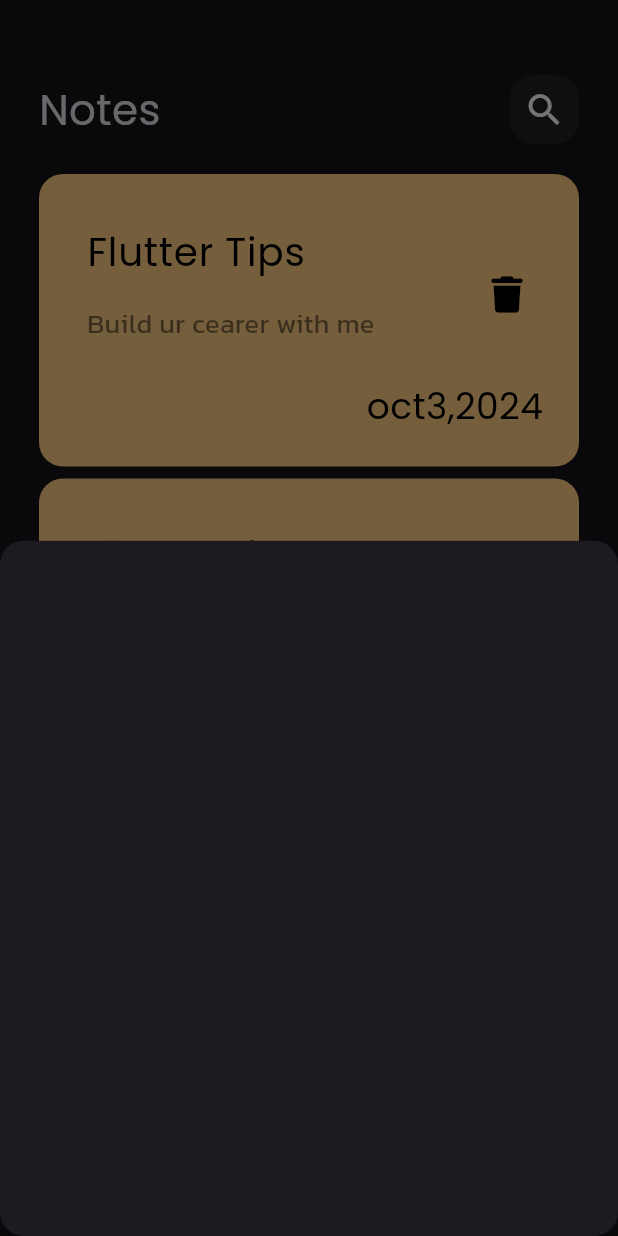
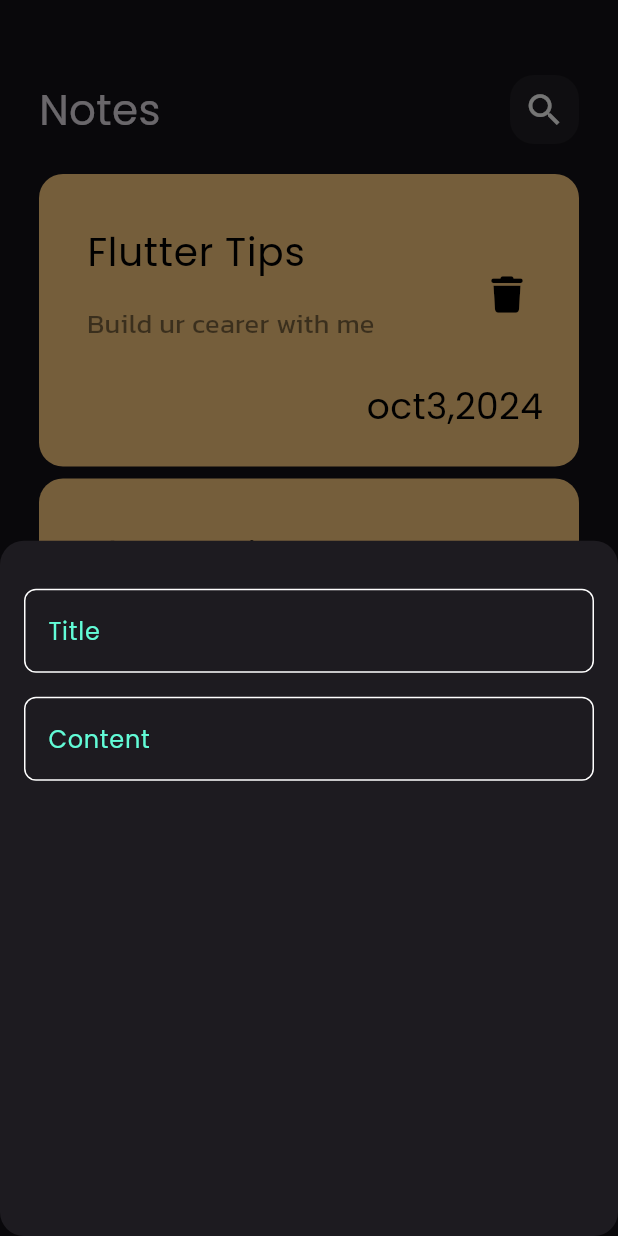
Before and after one commit to Sari618/notes_app, a Flutter app: the screen it shows after launch, after a tap on the "add" icon, on a phone screen of 412 x 824 dp. Run offline on Flutter 3.47's test engine with Material 3 defaults, Android fonts, the phone set to English and light mode, and no system bars; our stand-ins replace font_awesome_flutter.

Commit message:
create constance file ,added textfields to buttonsheet

```diff
--- /dev/null
+++ b/lib/constance.dart
@@ -0,0 +1,2 @@
+import 'package:flutter/material.dart';
+const  kPrimaryColor =  Color(0xff62FCD7);
--- a/lib/view/widgets/add_note_buttonsheet.dart
+++ b/lib/view/widgets/add_note_buttonsheet.dart
@@ -1,10 +1,27 @@
 import 'package:flutter/material.dart';
+import 'package:notes_app/view/widgets/custom_textfield.dart';
 
 class AddNoteButtonSheet extends StatelessWidget {
   const AddNoteButtonSheet({super.key});
 
   @override
   Widget build(BuildContext context) {
-    return Container();
+    return Padding(
+      padding: const EdgeInsets.symmetric(horizontal:16),
+      child: const Column(
+        children: [
+          SizedBox(
+            height: 32,
+          ),
+          CustomTextField(hint: 'Title',
+
+          ),
+          SizedBox(height: 16,)
+,          CustomTextField(hint: 'Content',
+          maxLines: 5,
+          ),
+        ],
+      ),
+    );
   }
 }
--- /dev/null
+++ b/lib/view/widgets/custom_textfield.dart
@@ -0,0 +1,35 @@
+import 'package:flutter/material.dart';
+import 'package:notes_app/constance.dart';
+
+class CustomTextField extends StatelessWidget {
+  const CustomTextField({super.key, required this.hint,  this.maxLines=1});
+  final String hint;
+  final int maxLines;
+
+  @override
+  Widget build(BuildContext context) {
+    return TextField(
+      cursorColor:kPrimaryColor ,
+      decoration: InputDecoration(
+        hintText: hint,
+        hintMaxLines: maxLines,
+        hintStyle:const TextStyle(color: kPrimaryColor),
+        border: buildBorder(),
+        enabledBorder:buildBorder(),
+        focusedBorder: buildBorder(
+          Color(0xff62FCD7),
+        ),
+      ),
+
+    );
+  }
+
+  OutlineInputBorder buildBorder([color]) {
+    return OutlineInputBorder(
+      borderRadius: BorderRadius.circular(8),
+      borderSide:  BorderSide(
+        color:color?? Colors.white,
+      )
+    );
+  }
+}
```
